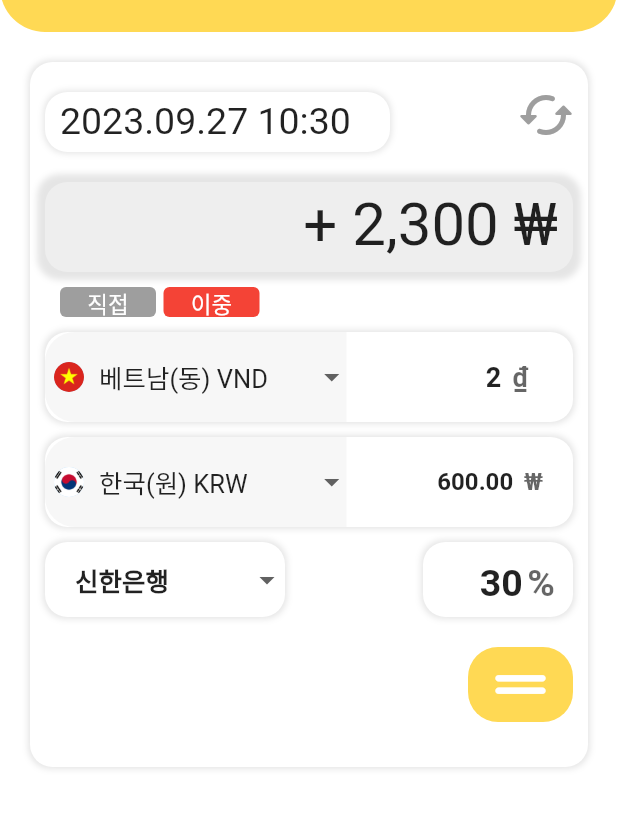
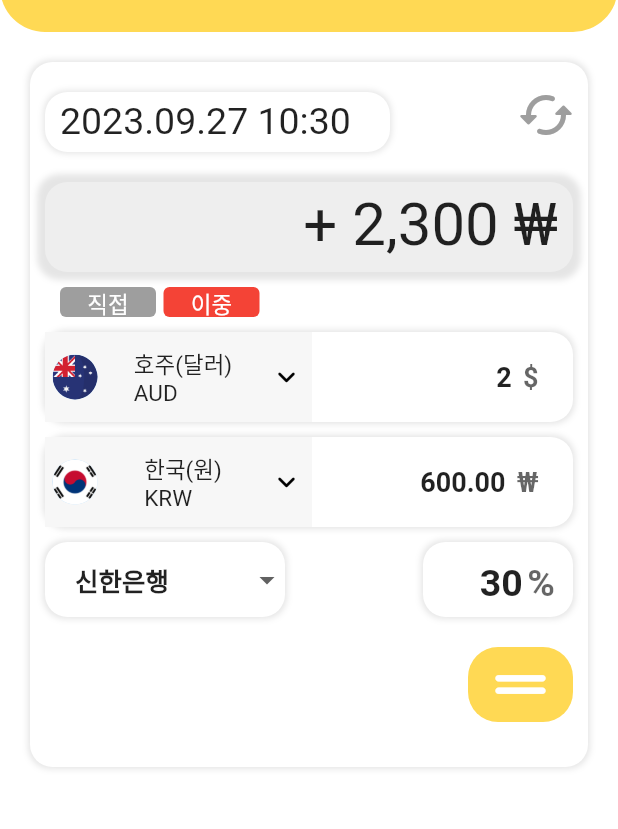
Before and after one commit to Donne-All-Around/DonneAllAround, a Flutter app: the ExchangePage screen opened directly, after a tap on the "cached" icon, after a tap on "이중", on a phone screen of 412 x 824 dp, the part 88-917 px from its top. Run offline on Flutter 3.47's test engine with Material 2 defaults, Android fonts, the phone set to English and light mode, and no system bars; our stand-ins replace awesome_bottom_bar, chat_bubbles, fl_chart, flutter_chat_bubble, geocoding, geolocator and 3 more; missing offline and left inert: bottom_picker, kpostal.

Commit message:
0927 HA 이중환전 통화 선택 드롭박스 변경 완료

```diff
--- a/frontend/a705/lib/exchange_page.dart
+++ b/frontend/a705/lib/exchange_page.dart
@@ -27,92 +27,6 @@ class _ExchangePageState extends State<ExchangePage> {
   int _idx2 = 7;
   int _idx3 = 4;
   int _idx4 = 7;
-
-
-  // 세번째 통화
-  final _valueList3 = [
-    '미국(달러) USD',
-    '일본(엔) JPY',
-    '유럽(유로) EUR',
-    '영국(파운드) GBP',
-    '호주(달러) AUD',
-    '중국(위안) CNY',
-    '베트남(동) VND',
-    '한국(원) KRW',
-    '홍콩(달러) HKD',
-    '캐나다(달러) CAD',
-    '체코(코루나) CZK',
-    '뉴질랜드(달러) NZD',
-    '필리핀(페소) PHP',
-    '러시아(루블) RUB',
-    '싱가폴(달러) SGD',
-    '대만(달러) TWD',
-  ];
-  var _selectedValue3 = '베트남(동) VND';
-  int idx3 = 6;
-
-  List<String> currency3 = [
-    'USD',
-    'JPY',
-    'EUR',
-    'GBP',
-    'AUD',
-    'CNY',
-    'VND',
-    'KRW',
-    'HKD',
-    'CAD',
-    'CZK',
-    'NZD',
-    'PHP',
-    'RUB',
-    'SGD',
-    'TWD',
-  ];
-  List<String> sign3 = ['\$', '¥', '€', '£', '\$', '¥', '₫','₩', '\$', '\$', 'Kč', '\$', '₱', '₽', '\$', '\$'];
-
-  // 네번째 통화
-  final _valueList4 = [
-    '미국(달러) USD',
-    '일본(엔) JPY',
-    '유럽(유로) EUR',
-    '영국(파운드) GBP',
-    '호주(달러) AUD',
-    '중국(위안) CNY',
-    '베트남(동) VND',
-    '한국(원) KRW',
-    '홍콩(달러) HKD',
-    '캐나다(달러) CAD',
-    '체코(코루나) CZK',
-    '뉴질랜드(달러) NZD',
-    '필리핀(페소) PHP',
-    '러시아(루블) RUB',
-    '싱가폴(달러) SGD',
-    '대만(달러) TWD',
-  ];
-  var _selectedValue4 = '한국(원) KRW';
-  int idx4 = 7;
-
-  List<String> currency4 = [
-    'USD',
-    'JPY',
-    'EUR',
-    'GBP',
-    'AUD',
-    'CNY',
-    'VND',
-    'KRW',
-    'HKD',
-    'CAD',
-    'CZK',
-    'NZD',
-    'PHP',
-    'RUB',
-    'SGD',
-    'TWD',
-  ];
-  List<String> sign4 = ['\$', '¥', '€', '£', '\$', '¥', '₫','₩', '\$', '\$', 'Kč', '\$', '₱', '₽', '\$', '\$'];
-
 
   final _bankList = ['신한은행', '하나은행'];
   var _selectedValue5 = '신한은행';
@@ -625,52 +539,89 @@ class _ExchangePageState extends State<ExchangePage> {
                                       ]),
                                   // 드롭다운
                                   child: Row(
+                                    mainAxisAlignment: MainAxisAlignment.spaceBetween,
                                     children: [
-                                      Container(
-                                        height: 60,
-                                        width: MediaQuery.of(context).size.width / 2 - 5,
-                                        padding: const EdgeInsets.fromLTRB(5, 0, 0, 0),
-                                        decoration: BoxDecoration(
-                                          borderRadius: const BorderRadius.only(topLeft: Radius.circular(20),bottomLeft: Radius.circular(20)),
-                                          border: Border.all(color: Colors.transparent),
-                                          color:  const Color(0xFFF7F7F7),
-                                        ),
-                                        child: DropdownButtonHideUnderline(
-                                          child: DropdownButton(
-                                            value: _selectedValue3,
-                                            items: _valueList3.map(
-                                                  (value) {
-                                                return DropdownMenuItem(
-                                                  value: value,
-                                                  child: Row(
-                                                    children: [
-                                                      CircleAvatar(
-                                                        backgroundImage: AssetImage(
-                                                            'assets/images/flag/${currency3[_valueList3.indexOf(value)]}.png'),
-                                                        radius: 10,
+                                      GestureDetector(
+                                        onTap: () async {
+                                          int idx3 = await showModalBottomSheet(
+                                              context: context,
+                                              isScrollControlled: true,
+                                              shape: RoundedRectangleBorder(
+                                                borderRadius: BorderRadius.circular(10),
+                                              ),
+                                              builder: (BuildContext context) {
+                                                return Container(
+                                                    height: MediaQuery.of(context).size.height / 5 * 4,
+                                                    color: Colors.transparent,
+                                                    child: Container(
+                                                      padding:
+                                                      const EdgeInsets.fromLTRB(30, 20, 30, 20),
+                                                      height:
+                                                      MediaQuery.of(context).size.height / 5 * 4,
+                                                      child: const Column(
+                                                        mainAxisAlignment:
+                                                        MainAxisAlignment.spaceBetween,
+                                                        children: [
+                                                          SizedBox(height: 10),
+                                                          Text(
+                                                            '통화 선택',
+                                                            style: TextStyle(
+                                                                fontWeight: FontWeight.bold,
+                                                                fontSize: 20),
+                                                          ),
+                                                          SizedBox(height: 10),
+                                                          Expanded(child: CountryListViewBuilder3()),
+                                                        ],
                                                       ),
-                                                      const SizedBox(
-                                                        width: 10,
-                                                      ),
-                                                      Text(value),
-                                                    ],
+                                                    ));
+                                              });
+                                          setState(() {
+                                            _idx3 = idx3;
+                                            _moneyController3.text = (1 * unit3[_idx3]).toString();
+                                          });
+                                        },
+                                        child: Container(
+                                          padding: const EdgeInsets.fromLTRB(5, 5, 5, 5),
+                                          color: const Color(0xFFF7F7F7),
+                                          width:
+                                          MediaQuery.of(context).size.width / 2 - 28,
+                                          child: Row(
+                                            mainAxisAlignment: MainAxisAlignment.spaceBetween,
+                                            children: [
+                                              CircleAvatar(
+                                                backgroundImage:
+                                                AssetImage('assets/images/flag/${currency3[_idx3]}.png'),
+                                                radius: 15,
+                                              ),
+                                              const SizedBox(width: 5),
+                                              Column(
+                                                crossAxisAlignment: CrossAxisAlignment.start,
+                                                mainAxisAlignment: MainAxisAlignment.center,
+                                                children: [
+                                                  Text(
+                                                    country[_idx3],
+                                                    style:
+                                                    const TextStyle(fontSize: 15),
                                                   ),
-                                                );
-                                              },
-                                            ).toList(),
-                                            onChanged: (value) {
-                                              setState(() {
-                                                _selectedValue3 = value!;
-                                                idx3 = _valueList3.indexOf(value);
-                                              });
-                                            },
+                                                  Text(
+                                                    currency[_idx3],
+                                                    style:
+                                                    const TextStyle(fontSize: 15),
+                                                  ),
+                                                ],
+                                              ),
+                                              const SizedBox(width: 5),
+                                              const Icon(
+                                                Icons.keyboard_arrow_down_rounded,
+                                                color: Colors.black,
+                                              )
+                                            ],
                                           ),
                                         ),
                                       ),
                                       Container(
                                         width:  MediaQuery.of(context).size.width / 2 - 72,
-                                        margin: const EdgeInsets.fromLTRB(0, 0, 0, 0),
-                                        // color: Colors.red,
+                                        margin: const EdgeInsets.fromLTRB(0, 0, 10, 0),
                                         decoration: BoxDecoration(
                                           borderRadius: const BorderRadius.only(topRight: Radius.circular(20),bottomRight: Radius.circular(20)),
                                           border: Border.all(color: Colors.transparent),
@@ -686,7 +637,7 @@ class _ExchangePageState extends State<ExchangePage> {
                                             enabledBorder: const UnderlineInputBorder(
                                                 borderSide: BorderSide(color: Colors.transparent)
                                             ),
-                                            suffixText: ' ${sign3[idx3]}',
+                                            suffixText: ' ${sign3[_idx3]}',
                                           ),
                                           textAlign: TextAlign.end,
                                           style: const TextStyle(
@@ -721,53 +672,91 @@ class _ExchangePageState extends State<ExchangePage> {
                                           offset: const Offset(0, 0),
                                         ),
                                       ]),
-                                  child:  Row(
+                                  // 드롭다운
+                                  child: Row(
+                                    mainAxisAlignment: MainAxisAlignment.spaceBetween,
                                     children: [
-                                      Container(
-                                        height: 60,
-                                        width: MediaQuery.of(context).size.width / 2 - 5,
-                                        padding: const EdgeInsets.fromLTRB(5, 0, 0, 0),
-                                        decoration: BoxDecoration(
-                                          borderRadius: const BorderRadius.only(topLeft: Radius.circular(20),bottomLeft: Radius.circular(20)),
-                                          border: Border.all(color: Colors.transparent),
-                                          color:  const Color(0xFFF7F7F7),
-                                        ),
-                                        child: DropdownButtonHideUnderline(
-                                          child: DropdownButton(
-                                            value: _selectedValue4,
-                                            items: _valueList4.map(
-                                                  (value) {
-                                                return DropdownMenuItem(
-                                                  value: value,
-                                                  child: Row(
-                                                    children: [
-                                                      CircleAvatar(
-                                                        backgroundImage: AssetImage(
-                                                            'assets/images/flag/${currency4[_valueList4.indexOf(value)]}.png'),
-                                                        radius: 10,
+                                      GestureDetector(
+                                        onTap: () async {
+                                          int idx4 = await showModalBottomSheet(
+                                              context: context,
+                                              isScrollControlled: true,
+                                              shape: RoundedRectangleBorder(
+                                                borderRadius: BorderRadius.circular(10),
+                                              ),
+                                              builder: (BuildContext context) {
+                                                return Container(
+                                                    height: MediaQuery.of(context).size.height / 5 * 4,
+                                                    color: Colors.transparent,
+                                                    child: Container(
+                                                      padding:
+                                                      const EdgeInsets.fromLTRB(30, 20, 30, 20),
+                                                      height:
+                                                      MediaQuery.of(context).size.height / 5 * 4,
+                                                      child: const Column(
+                                                        mainAxisAlignment:
+                                                        MainAxisAlignment.spaceBetween,
+                                                        children: [
+                                                          SizedBox(height: 10),
+                                                          Text(
+                                                            '통화 선택',
+                                                            style: TextStyle(
+                                                                fontWeight: FontWeight.bold,
+                                                                fontSize: 20),
+                                                          ),
+                                                          SizedBox(height: 10),
+                                                          Expanded(child: CountryListViewBuilder4()),
+                                                        ],
                                                       ),
-                                                      const SizedBox(
-                                                        width: 10,
-                                                      ),
-                                                      Text(value),
-                                                    ],
+                                                    ));
+                                              });
+                                          setState(() {
+                                            _idx4 = idx4;
+                                            _moneyController4.text = (1 * unit4[_idx4]).toString();
+                                          });
+                                        },
+                                        child: Container(
+                                          padding: const EdgeInsets.fromLTRB(5, 5, 5, 5),
+                                          color: const Color(0xFFF7F7F7),
+                                          width:
+                                          MediaQuery.of(context).size.width / 2 - 28,
+                                          child: Row(
+                                            mainAxisAlignment: MainAxisAlignment.spaceBetween,
+                                            children: [
+                                              CircleAvatar(
+                                                backgroundImage:
+                                                AssetImage('assets/images/flag/${currency4[_idx4]}.png'),
+                                                radius: 15,
+                                              ),
+                                              const SizedBox(width: 5),
+                                              Column(
+                                                crossAxisAlignment: CrossAxisAlignment.start,
+                                                mainAxisAlignment: MainAxisAlignment.center,
+                                                children: [
+                                                  Text(
+                                                    country[_idx4],
+                                                    style:
+                                                    const TextStyle(fontSize: 15),
                                                   ),
-                                                );
-                                              },
-                                            ).toList(),
-                                            onChanged: (value) {
-                                              setState(() {
-                                                _selectedValue4 = value!;
-                                                idx4 = _valueList4.indexOf(value);
-                                              });
-                                            },
+                                                  Text(
+                                                    currency[_idx4],
+                                                    style:
+                                                    const TextStyle(fontSize: 15),
+                                                  ),
+                                                ],
+                                              ),
+                                              const SizedBox(width: 5),
+                                              const Icon(
+                                                Icons.keyboard_arrow_down_rounded,
+                                                color: Colors.black,
+                                              )
+                                            ],
                                           ),
                                         ),
                                       ),
                                       Container(
                                         width:  MediaQuery.of(context).size.width / 2 - 72,
-                                        margin: const EdgeInsets.fromLTRB(10, 0, 0, 0),
-                                        // color: Colors.red,
+                                        margin: const EdgeInsets.fromLTRB(0, 0, 10, 0),
                                         decoration: BoxDecoration(
                                           borderRadius: const BorderRadius.only(topRight: Radius.circular(20),bottomRight: Radius.circular(20)),
                                           border: Border.all(color: Colors.transparent),
@@ -783,11 +772,11 @@ class _ExchangePageState extends State<ExchangePage> {
                                             enabledBorder: const UnderlineInputBorder(
                                                 borderSide: BorderSide(color: Colors.transparent)
                                             ),
-                                            suffixText: ' ${sign4[idx4]}',
+                                            suffixText: ' ${sign4[_idx4]}',
                                           ),
                                           textAlign: TextAlign.end,
                                           style: const TextStyle(
-                                            fontSize: 16,
+                                            fontSize: 18,
                                             fontWeight: FontWeight.bold,
                                           ),
                                         ),
```
